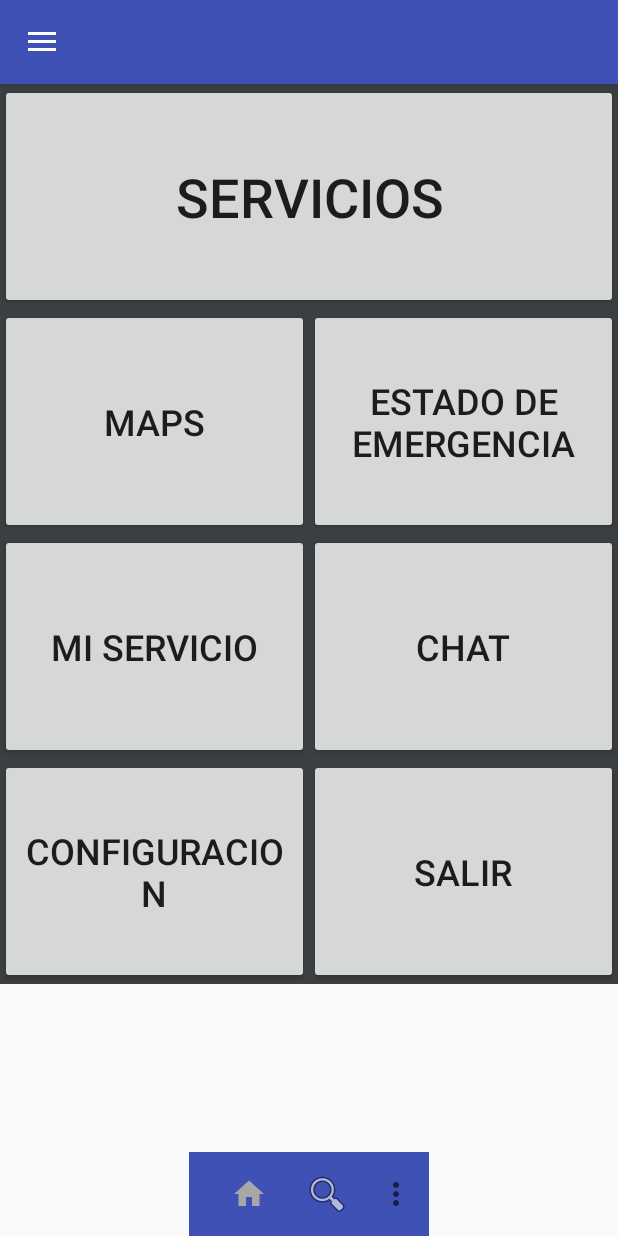
After one commit to cHeRaZ-edu/PSM-Gruas-Express, an Android app: the FragmentMain screen opened directly, with no data from a screen before it, on a phone screen of 412 x 824 dp. The commit adds this screen. Run offline under Robolectric (Android 15) with nearby library versions, the phone set to English and light mode, and no system bars.

Commit message:
Integracion de Fragmentos
Se aplico la funcionalidad de cambiar fragmentos en el menú principal, los fragmentos le faltan contenido

```diff
--- a/app/build.gradle
+++ b/app/build.gradle
@@ -4,7 +4,7 @@ android {
     compileSdkVersion 27
     defaultConfig {
         applicationId "com.psm.edu.psm_gruas_express"
-        minSdkVersion 16
+        minSdkVersion 19
         targetSdkVersion 27
         versionCode 1
         versionName "1.0"
--- a/app/src/main/java/com/psm/edu/psm_gruas_express/InitActivity.java
+++ b/app/src/main/java/com/psm/edu/psm_gruas_express/InitActivity.java
@@ -1,8 +1,13 @@
 package com.psm.edu.psm_gruas_express;
 
+import android.app.FragmentManager;
+import android.content.DialogInterface;
+import android.os.Build;
+import android.support.v4.app.Fragment;
 import android.support.v4.view.GravityCompat;
 import android.support.v4.widget.DrawerLayout;
 import android.support.v7.app.ActionBarDrawerToggle;
+import android.support.v7.app.AlertDialog;
 import android.support.v7.app.AppCompatActivity;
 import android.os.Bundle;
 import android.support.v7.widget.Toolbar;
@@ -11,11 +16,15 @@ import android.view.MenuItem;
 import android.view.View;
 import android.widget.Toast;
 
+import com.psm.edu.psm_gruas_express.fragments.FragmentChat;
+import com.psm.edu.psm_gruas_express.fragments.FragmentMain;
+
 public class InitActivity extends AppCompatActivity {
     DrawerLayout drawerLayout;
     Toolbar toolbarBottom;
     Toolbar toolbarActionBar;
     ActionBarDrawerToggle mdrawerToggle;
+    String TAG="";
     @Override
     protected void onCreate(Bundle savedInstanceState) {
         super.onCreate(savedInstanceState);
@@ -42,6 +51,33 @@ public class InitActivity extends AppCompatActivity {
             }
         });
 
+
+
+        if (TAG.equals(""))
+            changeFragment(new FragmentMain(), FragmentMain.TAG);
+    }
+
+    public void changeFragment(Fragment newFragment, String tag) {
+        FragmentManager fragmentManager = getFragmentManager();
+
+        //Operaciones de agregar, remplazar y eliminar
+
+        // Administra los frgamentos de un activity
+        android.support.v4.app.FragmentManager fm = getSupportFragmentManager();
+        //Buscar si ya existe el mismo frgamento "abierto"
+        android.support.v4.app.Fragment fragmentoActual = fm.findFragmentByTag(tag);
+        if (fragmentoActual != null && fragmentoActual.isVisible()) {
+            Toast.makeText(getApplicationContext(), "Ya se esta mostrando", Toast.LENGTH_LONG).show();
+            return;
+        }
+        // realiza las "transicciones" de un fragmento
+        // Agregar, remplazar y eliminar
+        android.support.v4.app.FragmentTransaction ft = fm.beginTransaction();
+
+        ft.replace(R.id.fragment_base, newFragment, tag);
+
+        ft.commit();//aplicar cambios
+        TAG = tag;
     }
 
     @Override
@@ -53,4 +89,44 @@ public class InitActivity extends AppCompatActivity {
     public boolean onOptionsItemSelected(MenuItem item) {
         return super.onOptionsItemSelected(item);
     }
+
+    @Override
+    public void onBackPressed() {
+
+        if (drawerLayout.isDrawerOpen(GravityCompat.START)) {
+            drawerLayout.closeDrawer(GravityCompat.START);
+        } else {
+            switch (TAG) {
+                case FragmentMain.TAG:
+                    LogOut();
+                    return;
+                default:
+                    changeFragment(new FragmentMain(),FragmentMain.TAG);
+
+            }
+            }
+    }
+
+    public void LogOut() {
+        AlertDialog.Builder builder;
+        if (Build.VERSION.SDK_INT >= Build.VERSION_CODES.LOLLIPOP) {
+            builder = new AlertDialog.Builder(this, android.R.style.Theme_Material_Dialog_Alert);
+        } else {
+            builder = new AlertDialog.Builder(this);
+        }
+        builder.setTitle("Salir")
+                .setMessage("Salir de mecanicos y Gruas")
+                .setPositiveButton("Salir", new DialogInterface.OnClickListener() {
+                    public void onClick(DialogInterface dialog, int which) {
+                       finish();
+                    }
+                })
+                .setNegativeButton("Quedarse", new DialogInterface.OnClickListener() {
+                    public void onClick(DialogInterface dialog, int which) {
+                        // do nothing
+                    }
+                })
+                .setIcon(android.R.drawable.ic_dialog_info)
+                .show();
+    }
 }
--- /dev/null
+++ b/app/src/main/java/com/psm/edu/psm_gruas_express/fragments/FragmentMain.java
@@ -0,0 +1,92 @@
+package com.psm.edu.psm_gruas_express.fragments;
+
+import android.os.Bundle;
+import android.support.annotation.NonNull;
+import android.support.annotation.Nullable;
+import android.support.v4.app.Fragment;
+import android.view.LayoutInflater;
+import android.view.View;
+import android.view.ViewGroup;
+import android.widget.Button;
+
+import com.psm.edu.psm_gruas_express.InitActivity;
+import com.psm.edu.psm_gruas_express.R;
+
+public class FragmentMain extends Fragment {
+    public static final String TAG = "GUI_MAIN";
+    Button BtnService;
+    Button BtnMap;
+    Button BtnStateEmergency;
+    Button BtnMyService;
+    Button BtnChat;
+    Button BtnSettings;
+    Button BtnLogout;
+    InitActivity activity;
+
+    @Nullable
+    @Override
+    public View onCreateView(@NonNull LayoutInflater inflater, @Nullable ViewGroup container, @Nullable Bundle savedInstanceState) {
+        View view = inflater.inflate(R.layout.fragment_gui_main,container,false);
+        activity = (InitActivity)getActivity();
+        BtnService = view.findViewById(R.id.BtnServices);
+        BtnMap = view.findViewById(R.id.BtnMap);
+        BtnStateEmergency = view.findViewById(R.id.BtnStateEmergency);
+        BtnMyService = view.findViewById(R.id.BtnMyService);
+        BtnChat = view.findViewById(R.id.BtnChat);
+        BtnSettings = view.findViewById(R.id.BtnSettings);
+        BtnLogout = view.findViewById(R.id.BtnLogout);
+        EventButtons();
+        return view;
+    }
+
+    private void EventButtons() {
+        BtnService.setOnClickListener(new View.OnClickListener() {
+            @Override
+            public void onClick(View v) {
+                activity.changeFragment(new FragmentServices(),FragmentServices.TAG);
+            }
+        });
+
+        BtnMap.setOnClickListener(new View.OnClickListener() {
+            @Override
+            public void onClick(View v) {
+                activity.changeFragment(new FragmentMap(), FragmentMap.TAG);
+            }
+        });
+
+        BtnStateEmergency.setOnClickListener(new View.OnClickListener() {
+            @Override
+            public void onClick(View v) {
+                activity.changeFragment(new FragmentStateEmergency(), FragmentStateEmergency.TAG);
+            }
+        });
+
+        BtnMyService.setOnClickListener(new View.OnClickListener() {
+            @Override
+            public void onClick(View v) {
+                activity.changeFragment(new FragmentMyService(),FragmentMyService.TAG);
+            }
+        });
+
+        BtnChat.setOnClickListener(new View.OnClickListener() {
+            @Override
+            public void onClick(View v) {
+                activity.changeFragment(new FragmentChat(),FragmentChat.TAG);
+            }
+        });
+
+        BtnSettings.setOnClickListener(new View.OnClickListener() {
+            @Override
+            public void onClick(View v) {
+                activity.changeFragment(new FragmentSettings(), FragmentSettings.TAG);
+            }
+        });
+
+        BtnLogout.setOnClickListener(new View.OnClickListener() {
+            @Override
+            public void onClick(View v) {
+                activity.LogOut();
+            }
+        });
+    }
+}
--- a/app/src/main/res/layout/activity_main.xml
+++ b/app/src/main/res/layout/activity_main.xml
@@ -52,7 +52,7 @@
             android:background="@color/white"
             android:hint="Password"
             android:textSize="18sp"
-            android:inputType="text"
+            android:inputType="textPassword"
             android:layout_marginLeft="10dp"
             android:layout_marginRight="10dp"
             android:padding="8dp"/>
--- /dev/null
+++ b/app/src/main/res/layout/fragment_gui_main.xml
@@ -0,0 +1,90 @@
+<?xml version="1.0" encoding="utf-8"?>
+    <ScrollView
+        xmlns:android="http://schemas.android.com/apk/res/android"
+        xmlns:tools="http://schemas.android.com/tools"
+        tools:openDrawer="start"
+        android:layout_width="match_parent"
+        android:layout_height="wrap_content">
+
+        <LinearLayout
+
+            android:layout_width="match_parent"
+            android:layout_height="match_parent"
+            android:background="@color/background_color"
+            android:orientation="vertical">
+
+            <Button
+                android:id="@+id/BtnServices"
+                android:layout_width="match_parent"
+                android:layout_height="150dp"
+                android:text="Servicios"
+                android:textSize="36sp" />
+
+            <LinearLayout
+                android:layout_width="match_parent"
+                android:layout_height="150dp"
+                android:orientation="horizontal">
+
+                <Button
+                    android:id="@+id/BtnMap"
+                    android:layout_width="match_parent"
+                    android:layout_height="match_parent"
+                    android:layout_weight="1"
+                    android:text="Maps"
+                    android:textSize="24sp" />
+
+                <Button
+                    android:id="@+id/BtnStateEmergency"
+                    android:layout_width="match_parent"
+                    android:layout_height="match_parent"
+                    android:layout_weight="1"
+                    android:text="Estado de Emergencia"
+                    android:textSize="24sp" />
+            </LinearLayout>
+
+            <LinearLayout
+                android:layout_width="match_parent"
+                android:layout_height="150dp"
+                android:orientation="horizontal">
+
+                <Button
+                    android:id="@+id/BtnMyService"
+                    android:layout_width="match_parent"
+                    android:layout_height="match_parent"
+                    android:layout_weight="1"
+                    android:text="Mi Servicio"
+                    android:textSize="24sp" />
+
+                <Button
+                    android:id="@+id/BtnChat"
+                    android:layout_width="match_parent"
+                    android:layout_height="match_parent"
+                    android:layout_weight="1"
+                    android:text="Chat"
+                    android:textSize="24sp" />
+            </LinearLayout>
+
+            <LinearLayout
+                android:layout_width="match_parent"
+                android:layout_height="150dp"
+                android:orientation="horizontal">
+
+                <Button
+                    android:id="@+id/BtnSettings"
+                    android:layout_width="match_parent"
+                    android:layout_height="match_parent"
+                    android:layout_weight="1"
+                    android:text="Configuracion"
+                    android:textSize="24sp" />
+
+                <Button
+                    android:id="@+id/BtnLogout"
+                    android:layout_width="match_parent"
+                    android:layout_height="match_parent"
+                    android:layout_weight="1"
+                    android:text="Salir"
+                    android:textSize="24sp" />
+            </LinearLayout>
+
+        </LinearLayout>
+    </ScrollView>
--- a/build.gradle
+++ b/build.gradle
@@ -12,7 +12,7 @@ buildscript {
 
         // NOTE: Do not place your application dependencies here; they belong
         // in the individual module build.gradle files
-        classpath 'com.google.gms:google-services:3.1.1'
+        classpath 'com.google.gms:google-services:3.2.0'
     }
 }
 
```
Also changed, not shown: app/src/main/java/com/psm/edu/psm_gruas_express/fragments/FragmentChat.java (added, +30 -0 lines), app/src/main/java/com/psm/edu/psm_gruas_express/fragments/FragmentMap.java (added, +23 -0 lines), app/src/main/java/com/psm/edu/psm_gruas_express/fragments/FragmentMyService.java (added, +23 -0 lines), app/src/main/java/com/psm/edu/psm_gruas_express/fragments/FragmentServices.java (added, +24 -0 lines), app/src/main/java/com/psm/edu/psm_gruas_express/fragments/FragmentSettings.java (added, +23 -0 lines), app/src/main/java/com/psm/edu/psm_gruas_express/fragments/FragmentStateEmergency.java (added, +23 -0 lines), app/src/main/res/layout/activity_init.xml (+5 -80 lines), app/src/main/res/layout/fragment_chat.xml (added, +10 -0 lines), app/src/main/res/layout/fragment_maps.xml (added, +10 -0 lines), app/src/main/res/layout/fragment_my_service.xml (added, +9 -0 lines), app/src/main/res/layout/fragment_services.xml (added, +9 -0 lines), app/src/main/res/layout/fragment_settings.xml (added, +9 -0 lines), app/src/main/res/layout/fragment_state_emergency.xml (added, +9 -0 lines).
